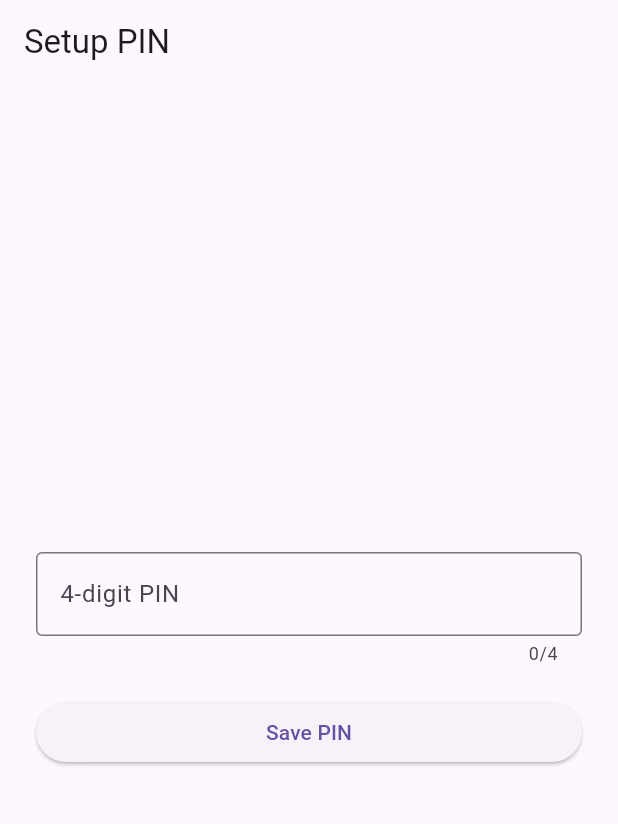
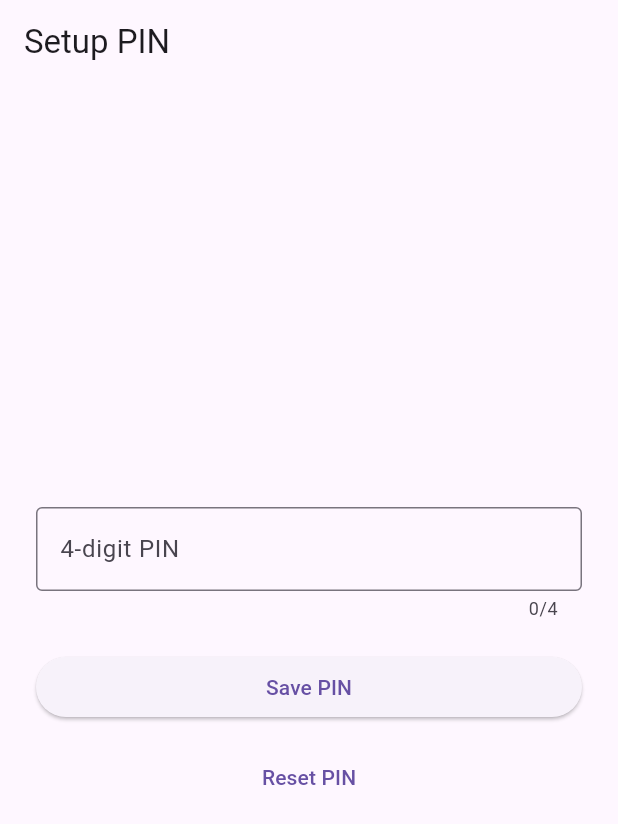
Before and after one commit to mubarekdevv/mymoney-expense-tracker, a Flutter app: the screen it shows after launch, on a phone screen of 412 x 824 dp. Shown: the top 824 px of the screen. Run offline on Flutter 3.47's test engine with Material 3 defaults, Android fonts, the phone set to English and light mode, and no system bars; our stand-ins replace flutter_secure_storage, sqflite; accounts and stored records are empty.

Commit message:
reset button

```diff
--- a/lib/screens/pin_screen.dart
+++ b/lib/screens/pin_screen.dart
@@ -115,6 +115,11 @@ class _PinScreenState extends State<PinScreen> {
                 ),
               ),
             ),
+            const SizedBox(height: 12),
+            TextButton(
+              onPressed: _resetApp,
+              child: const Text('Reset PIN'),
+            ),
           ],
         ),
       ),
```
